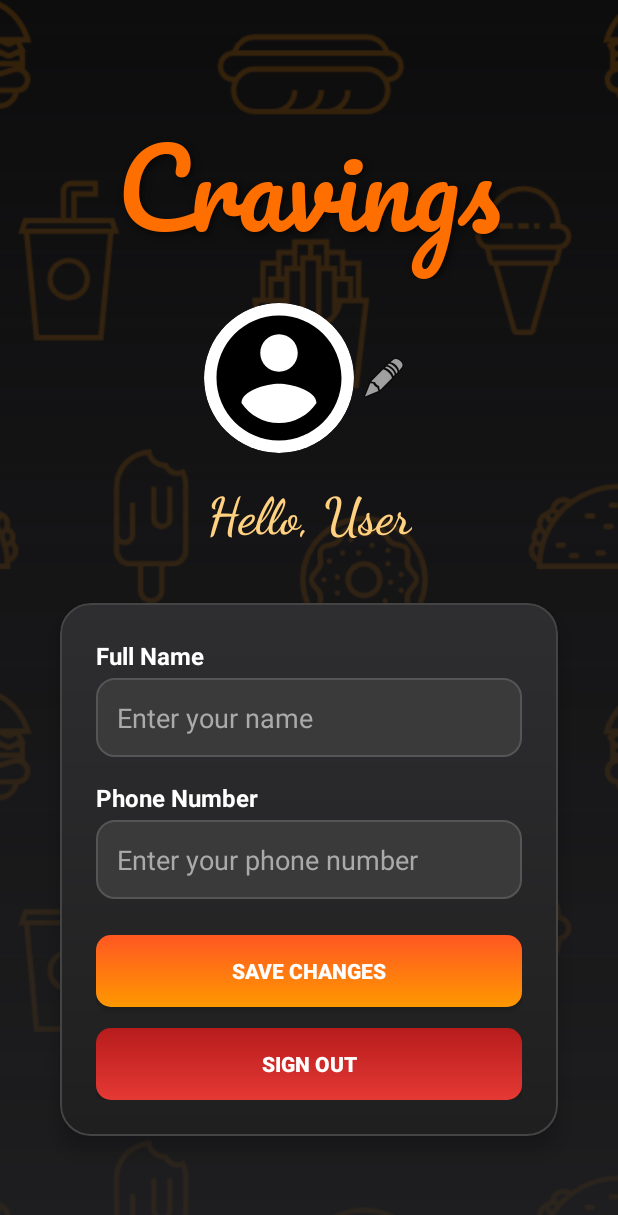
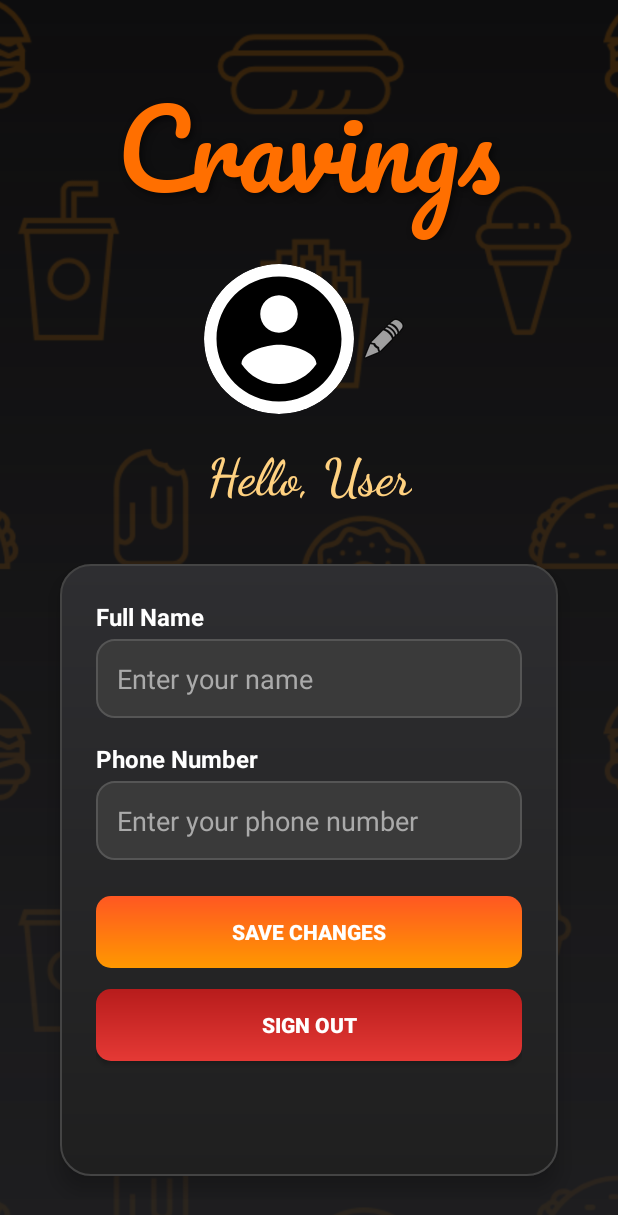
Before and after one commit to CasuallyC0ding/Cravings, an Android app built with Jetpack Compose: the HomeCustomerActivity screen opened directly, with no data from a screen before it, after a tap on "Profile", on a phone screen of 412 x 824 dp. Shown: the top 1215 px of the screen. Run offline under Robolectric (Android 15) with nearby library versions, the phone set to English and light mode, and no system bars; our stand-ins replace Firebase (no records; nobody signed in at launch, a user with empty details on screens opened directly); libraries missing offline, so code that uses them is left out: com.amazonaws.auth, com.amazonaws.mobileconnectors, com.amazonaws.regions, com.amazonaws.services; pictures from the network do not load.

Commit message:
updated home page for the customer and the merchant

```diff
--- a/app/src/main/java/com/example/cravings/HomeCustomerActivity.kt
+++ b/app/src/main/java/com/example/cravings/HomeCustomerActivity.kt
@@ -4,37 +4,90 @@ import android.content.Intent
 import android.os.Bundle
 import android.widget.ImageView
 import android.widget.TextView
+import android.widget.Toast
 import androidx.appcompat.app.AppCompatActivity
 import com.bumptech.glide.Glide
+import com.google.firebase.auth.FirebaseAuth
+import com.google.firebase.database.*
 
 class HomeCustomerActivity : AppCompatActivity() {
+
+    private lateinit var profileButton: ImageView
+    private lateinit var roleTextView: TextView
+    private lateinit var database: FirebaseDatabase
+    private lateinit var auth: FirebaseAuth
+    private var userRole: String = "Customer"
 
     override fun onCreate(savedInstanceState: Bundle?) {
         super.onCreate(savedInstanceState)
         setContentView(R.layout.activity_home_customer)
 
-        // Get the role passed through Intent
-        val userRole = intent.getStringExtra("userRole") ?: "Customer"
+        // Initialize Firebase
+        auth = FirebaseAuth.getInstance()
+        database = FirebaseDatabase.getInstance("https://dbcravings-default-rtdb.europe-west1.firebasedatabase.app/")
 
-        // Set the top label
-        val roleTextView = findViewById<TextView>(R.id.roleText)
+        // Get role
+        userRole = intent.getStringExtra("userRole") ?: "Customer"
+
+        // Initialize UI
+        roleTextView = findViewById(R.id.roleText)
+        profileButton = findViewById(R.id.profileButton)
+
+        // Set label
         roleTextView.text = userRole.uppercase()
 
-        // Profile button
-        val profileButton = findViewById<ImageView>(R.id.profileButton)
+        // Load profile image
+        loadProfileImage()
 
-        // Placeholder for AWS image loading
-        val imageUrl = "https://via.placeholder.com/150" // Replace later with AWS S3 URL
-        Glide.with(this)
-            .load(imageUrl)
-            .placeholder(R.drawable.ic_profile_placeholder)
-            .into(profileButton)
-
-        // Open ProfileActivity on click
+        // Open ProfileActivity
         profileButton.setOnClickListener {
             val intent = Intent(this, ProfileActivity::class.java)
             intent.putExtra("userRole", userRole)
             startActivity(intent)
         }
     }
+
+    override fun onResume() {
+        super.onResume()
+        // Refresh the image every time the activity is resumed
+        loadProfileImage()
+    }
+
+    private fun loadProfileImage() {
+        val currentUser = auth.currentUser
+        if (currentUser == null) {
+            Toast.makeText(this, "No user logged in", Toast.LENGTH_SHORT).show()
+            finish()
+            return
+        }
+
+        val userId = currentUser.uid
+        val userRef = database.reference.child("users").child(userRole).child(userId)
+
+        userRef.addListenerForSingleValueEvent(object : ValueEventListener {
+            override fun onDataChange(snapshot: DataSnapshot) {
+                val imageUrl = snapshot.child("profileImage").getValue(String::class.java)
+                if (!imageUrl.isNullOrEmpty()) {
+                    Glide.with(this@HomeCustomerActivity)
+                        .load(imageUrl)
+                        .placeholder(R.drawable.ic_profile_placeholder)
+                        .error(R.drawable.ic_profile_placeholder)
+                        .circleCrop()
+                        .diskCacheStrategy(com.bumptech.glide.load.engine.DiskCacheStrategy.NONE)
+                        .skipMemoryCache(true)
+                        .into(profileButton)
+                } else {
+                    profileButton.setImageResource(R.drawable.ic_profile_placeholder)
+                }
+            }
+
+            override fun onCancelled(error: DatabaseError) {
+                Toast.makeText(
+                    this@HomeCustomerActivity,
+                    "Failed to load profile image",
+                    Toast.LENGTH_SHORT
+                ).show()
+            }
+        })
+    }
 }
--- a/app/src/main/java/com/example/cravings/ProfileActivity.kt
+++ b/app/src/main/java/com/example/cravings/ProfileActivity.kt
@@ -26,8 +26,8 @@ class ProfileActivity : AppCompatActivity() {
     private var userRole: String? = null
 
     companion object {
-        private const val AWS_ACCESS_KEY = ""
-        private const val AWS_SECRET_KEY = ""
+        private const val AWS_ACCESS_KEY = "AKIA6GUTHW7WYQ5CO7GP"
+        private const val AWS_SECRET_KEY = "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"
         private const val BUCKET_NAME = "craversbkt"
     }
 
@@ -97,6 +97,8 @@ class ProfileActivity : AppCompatActivity() {
                             Glide.with(this@ProfileActivity)
                                 .load(imageUrl)
                                 .placeholder(R.drawable.ic_profile_placeholder) // optional placeholder
+                                .diskCacheStrategy(com.bumptech.glide.load.engine.DiskCacheStrategy.NONE) // Disable disk caching
+                                .skipMemoryCache(true) // Disable memory caching
                                 .into(profileImageView)
                         }
                     } else {
@@ -193,7 +195,7 @@ class ProfileActivity : AppCompatActivity() {
                 if (state == TransferState.COMPLETED) {
                     val imageUrl = s3.getResourceUrl(BUCKET_NAME, key)
                     val userRef = database.reference.child("users").child(userRole!!).child(uid)
-                    val updates = mapOf("profileImage" to imageUrl, "profilePicUrl" to imageUrl)
+                    val updates = mapOf("profileImage" to imageUrl)
                     userRef.updateChildren(updates)
                 }
             }
--- a/app/src/main/res/layout/activity_profile.xml
+++ b/app/src/main/res/layout/activity_profile.xml
@@ -68,7 +68,6 @@
                 android:contentDescription="Edit Profile Picture" />
         </LinearLayout>
 
-
         <!-- Greeting -->
         <TextView
             android:id="@+id/greetingText"
@@ -82,17 +81,27 @@
             android:layout_width="wrap_content"
             android:layout_height="wrap_content" />
 
-        <!-- Profile Card -->
+        <!-- Card container -->
         <LinearLayout
+            android:layout_width="match_parent"
+            android:layout_height="0dp"
+            android:layout_weight="1"
             android:orientation="vertical"
+            android:background="@drawable/rounded_card"
+            android:padding="24dp"
+            android:elevation="8dp"
+            android:layout_margin="16dp">
+
+            <ScrollView
+                android:layout_width="match_parent"
+                android:layout_height="match_parent"
+                android:fillViewport="true"
+                android:scrollbars="none">
+
+                <LinearLayout
                     android:layout_width="match_parent"
                     android:layout_height="wrap_content"
-            android:padding="24dp"
-            android:elevation="8dp"
-            android:gravity="center_horizontal"
-            android:layout_margin="16dp"
-            android:clipToOutline="true"
-            android:background="@drawable/rounded_card">
+                    android:orientation="vertical">
 
                     <!-- Name label -->
                     <TextView
@@ -105,7 +114,6 @@
                         android:layout_height="wrap_content"
                         android:layout_marginBottom="4dp" />
 
-            <!-- Name input -->
                     <EditText
                         android:id="@+id/nameInput"
                         android:hint="Enter your name"
@@ -118,7 +126,7 @@
                         android:layout_width="match_parent"
                         android:layout_height="wrap_content" />
 
-            <!-- Phone label -->
+                    <!-- Phone -->
                     <TextView
                         android:text="Phone Number"
                         android:textColor="#FFFFFF"
@@ -129,7 +137,6 @@
                         android:layout_height="wrap_content"
                         android:layout_marginBottom="4dp" />
 
-            <!-- Phone input -->
                     <EditText
                         android:id="@+id/phoneInput"
                         android:hint="Enter your phone number"
@@ -142,9 +149,7 @@
                         android:layout_width="match_parent"
                         android:layout_height="wrap_content" />
 
-
-
-            <!-- Shop Name label -->
+                    <!-- Shop Name -->
                     <TextView
                         android:id="@+id/shopNameLabel"
                         android:text="Shop Name"
@@ -157,7 +162,6 @@
                         android:layout_marginBottom="4dp"
                         android:visibility="gone" />
 
-            <!-- Shop Name input -->
                     <EditText
                         android:id="@+id/shopNameInput"
                         android:hint="Enter your shop name"
@@ -171,8 +175,7 @@
                         android:layout_height="wrap_content"
                         android:visibility="gone" />
 
-
-            <!-- Save button (vibrant orange gradient) -->
+                    <!-- Save button -->
                     <Button
                         android:id="@+id/saveBtn"
                         android:text="Save Changes"
@@ -185,7 +188,7 @@
                         android:padding="14dp"
                         android:layout_marginBottom="14dp" />
 
-            <!-- Sign Out button (vibrant red gradient) -->
+                    <!-- Sign Out button -->
                     <Button
                         android:id="@+id/signOutBtn"
                         android:text="Sign Out"
@@ -196,6 +199,9 @@
                         android:background="@drawable/btn_red_gradient"
                         android:elevation="6dp"
                         android:padding="14dp" />
+
+                </LinearLayout>
+            </ScrollView>
         </LinearLayout>
     </LinearLayout>
 </RelativeLayout>
```
Also changed, not shown: app/src/main/java/com/example/cravings/HomeMerchantActivity.kt (+82 -13 lines). Lines whose indentation alone changed are shown as unchanged.
